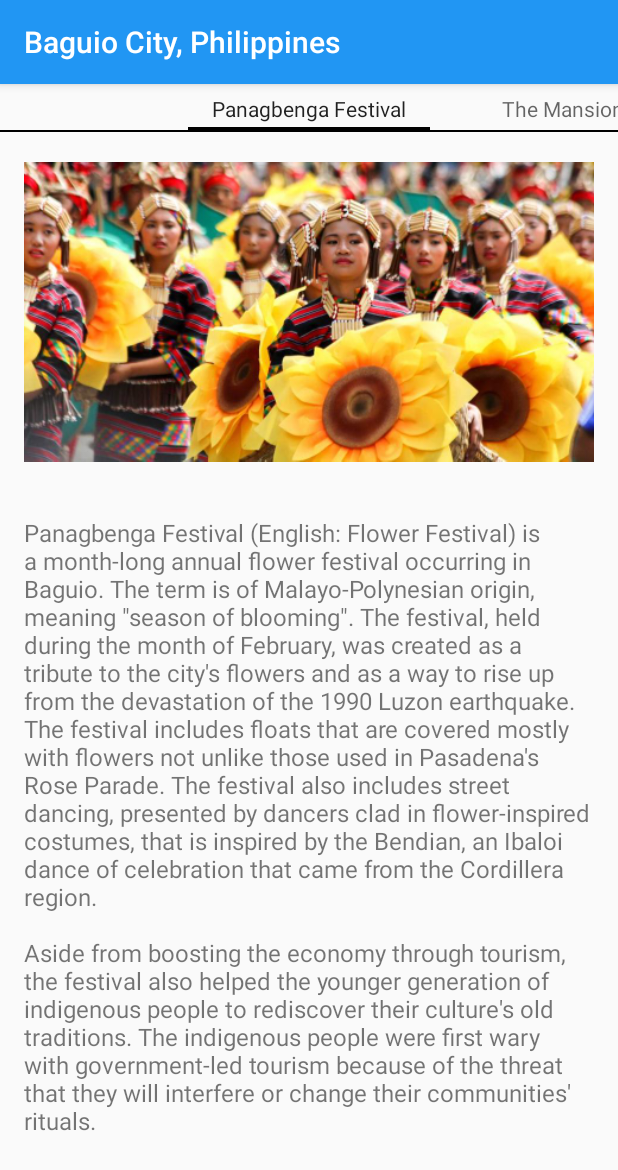
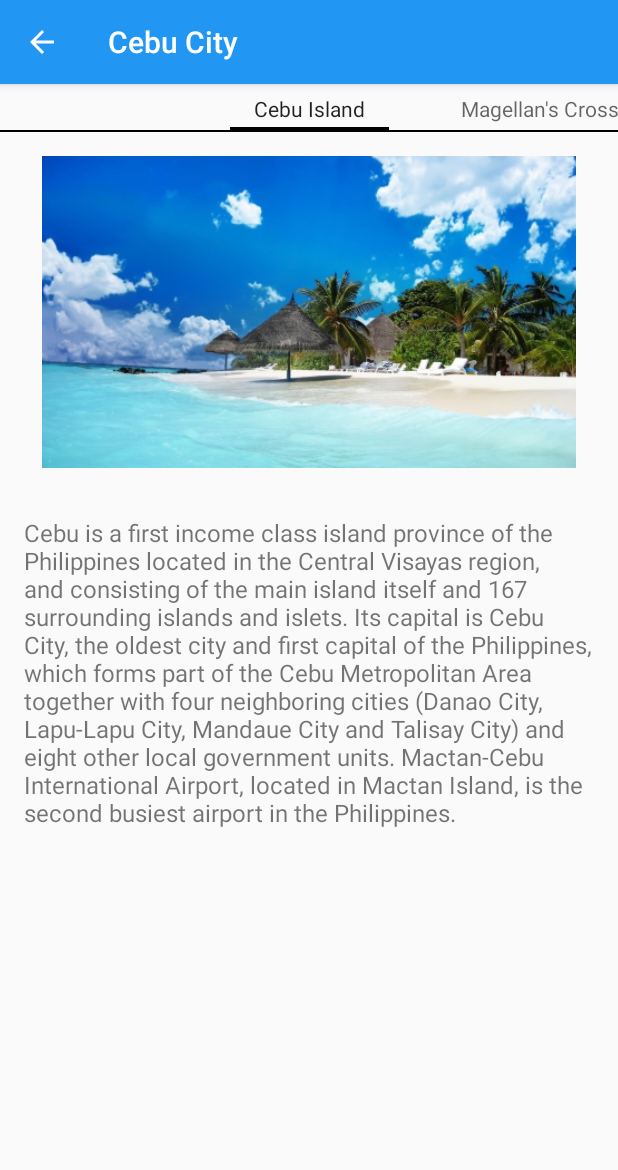
Before and after one commit to jrarama/nd803_06_TourGuideApp, an Android app: the screen it shows after launch (BaguioActivity before the commit, CebuActivity after it), after a tap on "Cebu City", on a phone screen of 412 x 824 dp. Shown: the top 1170 px of the screen. Run offline under Robolectric (Android 15) with nearby library versions, the phone set to English and light mode, and no system bars.

Commit message:
feat: Added functionality to list click Added back button

```diff
--- a/app/src/main/java/com/jprarama/tourguideapp/activity/BaguioActivity.java
+++ b/app/src/main/java/com/jprarama/tourguideapp/activity/BaguioActivity.java
@@ -1,6 +1,4 @@
 package com.jprarama.tourguideapp.activity;
-
-import android.util.Log;
 
 import com.jprarama.tourguideapp.R;
 import com.jprarama.tourguideapp.model.ArticleItem;
@@ -17,8 +15,6 @@ public class BaguioActivity extends BaseDetailActivity {
 
     @Override
     public List<ArticleItem> getArticleItems() {
-        Log.w(TAG, "BaguioActivity getArticleItems");
-
         return new ArrayList<>(Arrays.asList(
                 new ArticleItem(getString(R.string.baguio_panagbenga_title),
                         R.drawable.baguio_panagbenga, getString(R.string.baguio_panagbenga_desc)),
--- /dev/null
+++ b/app/src/main/java/com/jprarama/tourguideapp/activity/CebuActivity.java
@@ -0,0 +1,27 @@
+package com.jprarama.tourguideapp.activity;
+
+import com.jprarama.tourguideapp.R;
+import com.jprarama.tourguideapp.model.ArticleItem;
+
+import java.util.ArrayList;
+import java.util.Arrays;
+import java.util.List;
+
+/**
+ * Created by joshua on 4/7/16.
+ */
+public class CebuActivity extends BaseDetailActivity {
+    private static final String TAG = CebuActivity.class.getName();
+
+    @Override
+    public List<ArticleItem> getArticleItems() {
+        return new ArrayList<>(Arrays.asList(
+                new ArticleItem(getString(R.string.cebu_island_title),
+                        R.drawable.cebu_beach, getString(R.string.cebu_island_desc)),
+                new ArticleItem(getString(R.string.cebu_magellans_cross_title),
+                        R.drawable.cebu_magellans_cross, getString(R.string.cebu_magellans_cross_desc)),
+                new ArticleItem(getString(R.string.cebu_sinulog_title),
+                        R.drawable.cebu_sinulog, getString(R.string.cebu_sinulog_desc))
+        ));
+    }
+}
--- a/app/src/main/java/com/jprarama/tourguideapp/activity/MainActivity.java
+++ b/app/src/main/java/com/jprarama/tourguideapp/activity/MainActivity.java
@@ -34,9 +34,7 @@ public class MainActivity extends AppCompatActivity {
             @Override
             public void onItemClick(AdapterView<?> parent, View view, int position, long id) {
                 ListImageItem item = imageItems.get(position);
-                Toast.makeText(activity, item.getDescription(), Toast.LENGTH_SHORT);
-
-                Intent intent = new Intent(activity, BaguioActivity.class);
+                Intent intent = new Intent(activity, item.getTargetActivity());
                 activity.startActivity(intent);
             }
         });
@@ -44,10 +42,10 @@ public class MainActivity extends AppCompatActivity {
 
     private List<ListImageItem> getImageList() {
         return Arrays.asList(
-                new ListImageItem(R.drawable.baguio, getString(R.string.baguio_city), null),
-                new ListImageItem(R.drawable.boracay, getString(R.string.boracay), null),
-                new ListImageItem(R.drawable.cebu, getString(R.string.cebu_city), null),
-                new ListImageItem(R.drawable.palawan, getString(R.string.palawan), null)
+                new ListImageItem(R.drawable.baguio, getString(R.string.baguio_city), BaguioActivity.class),
+                new ListImageItem(R.drawable.boracay, getString(R.string.boracay), BoracayActivity.class),
+                new ListImageItem(R.drawable.cebu, getString(R.string.cebu_city), CebuActivity.class),
+                new ListImageItem(R.drawable.palawan, getString(R.string.palawan), PalawanActivity.class)
         );
     }
 }
--- a/app/src/main/res/layout/fragment_article.xml
+++ b/app/src/main/res/layout/fragment_article.xml
@@ -13,6 +13,7 @@
             android:layout_width="match_parent"
             android:layout_height="match_parent">
 
+            <!-- Title is hidden for now since we are using tabs -->
             <TextView
                 android:id="@+id/articleTitle"
                 style="@style/ArticleTitle"
--- a/app/src/main/res/values/strings.xml
+++ b/app/src/main/res/values/strings.xml
@@ -10,19 +10,28 @@
     <string name="baguio_panagbenga_title">Panagbenga Festival</string>
     <string name="baguio_panagbenga_desc">Panagbenga Festival (English: Flower Festival) is a month-long annual flower festival occurring in Baguio. The term is of Malayo-Polynesian origin, meaning \"season of blooming\". The festival, held during the month of February, was created as a tribute to the city\'s flowers and as a way to rise up from the devastation of the 1990 Luzon earthquake. The festival includes floats that are covered mostly with flowers not unlike those used in Pasadena\'s Rose Parade. The festival also includes street dancing, presented by dancers clad in flower-inspired costumes, that is inspired by the Bendian, an Ibaloi dance of celebration that came from the Cordillera region.\n\nAside from boosting the economy through tourism, the festival also helped the younger generation of indigenous people to rediscover their culture\'s old traditions. The indigenous people were first wary with government-led tourism because of the threat that they will interfere or change their communities\' rituals.</string>
     <string name="baguio_the_mansion_title">The Mansion</string>
-    <string name="baguio_the_mansion_desc">The Mansion House[1] (also known as the The Mansion) is the official summer residence of the President of the Philippines. The mansion is located in the summer capital of the country, Baguio, situated around 5,000 feet (1,500 m) asl in the Cordillera Central Range of northern Luzon.\n\nThe Mansion House was built in 1908 to serve as the official summer residence of U.S. Governor-Generals at the instance of Governor-General William Cameron Forbes. The name is derived from the summer cottage in New England of Governor Forbes whose administration the original Mansion House was built under. Architect William E. Parsons, based on preliminary plans by architect Daniel H. Burnham,[2] the planner of the city of Baguio, designed the mountain retreat following the tenets of the City Beautiful Movement.[3] In 1910, the meeting of the Second Philippine Legislature was held at the Mansion House for three weeks.\n\nWith the inauguration of the Philippine Commonwealth, the Mansion along with Malacañan Palace was turned over to the Philippine president. The High Commissioner to the Philippines, the successor to the Governor-General as the highest American official in the Philippines and representative of the United States Government, then built The American Residence, completed in 1940.</string>
+    <string name="baguio_the_mansion_desc">The Mansion House (also known as the The Mansion) is the official summer residence of the President of the Philippines. The mansion is located in the summer capital of the country, Baguio, situated around 5,000 feet (1,500 m) asl in the Cordillera Central Range of northern Luzon.\n\nThe Mansion House was built in 1908 to serve as the official summer residence of U.S. Governor-Generals at the instance of Governor-General William Cameron Forbes. The name is derived from the summer cottage in New England of Governor Forbes whose administration the original Mansion House was built under. Architect William E. Parsons, based on preliminary plans by architect Daniel H. Burnham, the planner of the city of Baguio, designed the mountain retreat following the tenets of the City Beautiful Movement. In 1910, the meeting of the Second Philippine Legislature was held at the Mansion House for three weeks.\n\nWith the inauguration of the Philippine Commonwealth, the Mansion along with Malacañan Palace was turned over to the Philippine president. The High Commissioner to the Philippines, the successor to the Governor-General as the highest American official in the Philippines and representative of the United States Government, then built The American Residence, completed in 1940.</string>
     <string name="baguio_burnham_park_title">Burnham Park</string>
-    <string name="baguio_burnham_park_desc">Burnham Park is a 32.84 hectare urban park located at the heart of the Baguio, in the Philippines. It was named after the American architect and urban planner, Daniel Hudson Burnham who laid the plans for the city.[1] Several stretch of roads around the park lead to Camp John Hay, a former recreational base of the United States Armed Forces in the Philippines.\n\nBurnham Lake\n\nThe park features a man-made lake situated at the center where tourists can enjoy boating with rented boats.</string>
+    <string name="baguio_burnham_park_desc">Burnham Park is a 32.84 hectare urban park located at the heart of the Baguio, in the Philippines. It was named after the American architect and urban planner, Daniel Hudson Burnham who laid the plans for the city. Several stretch of roads around the park lead to Camp John Hay, a former recreational base of the United States Armed Forces in the Philippines.\n\nBurnham Lake\n\nThe park features a man-made lake situated at the center where tourists can enjoy boating with rented boats.</string>
 
-    <string name="boracay_island">Boracay is a small island in the Philippines located approximately 315 km (196 mi) south of Manila and 2 km off the northwest tip of Panay Island in Western Visayas region of the Philippines. Boracay Island and its beaches have received awards from numerous travel publications and agencies. The island comprises the barangays of Manoc-Manoc, Balabag, and Yapak in the municipality of Malay, in Aklan Province. The island is administered by the Philippine Tourism Authority and the provincial government of Aklan. Apart from its white sand beaches, Boracay is also famous for being one of the world\'s top destinations for relaxation. It is also emerging among the top destinations for tranquility and nightlife.\n\nIn 2012, Boracay was awarded as the best island in the world from the international travel magazine Travel + Leisure.</string>
-    <string name="boracay_parasailing">Imagine being whisked into the sky while strapped in a seat covered by a colorful parachute! Parasailing had been a popular activity where riders can view the beautiful shoreline of white beach from above while being pulled by a boat. This is a fun and exciting experience for those who love heights and want a birds-eye-view of paradise.\n\nParasailing, also known as parascending or parakiting, is a recreational kiting activity where a person is towed behind a vehicle (usually a boat) while attached to a specially designed canopy wing that reminds one of a parachute, known as a parasail wing.</string>
-    <string name="boracay_helmet_diving">Ever wonder what it feels like to walk on the ocean floor? Helmet Diving allows you to climb down a ladder until you reach a sea bed (around 10 ft. below the surface) while wearing a helmet made of glass plates. The helmet makes it possible for you to breathe underwater while marveling at Boracay\'s colorful sea floor with an abundance of tropical fish!\n\nTry walking on the ocean floor and feed the fish under the sea with helmet diving. An awesome and a whole new experience to explore the beauty of the hidden world under.</string>
+    <string name="boracay_island_title">Boracay Island</string>
+    <string name="boracay_island_desc">Boracay is a small island in the Philippines located approximately 315 km (196 mi) south of Manila and 2 km off the northwest tip of Panay Island in Western Visayas region of the Philippines. Boracay Island and its beaches have received awards from numerous travel publications and agencies. The island comprises the barangays of Manoc-Manoc, Balabag, and Yapak in the municipality of Malay, in Aklan Province. The island is administered by the Philippine Tourism Authority and the provincial government of Aklan. Apart from its white sand beaches, Boracay is also famous for being one of the world\'s top destinations for relaxation. It is also emerging among the top destinations for tranquility and nightlife.\n\nIn 2012, Boracay was awarded as the best island in the world from the international travel magazine Travel + Leisure.</string>
+    <string name="boracay_parasailing_title">Parasailing</string>
+    <string name="boracay_parasailing_desc">Imagine being whisked into the sky while strapped in a seat covered by a colorful parachute! Parasailing had been a popular activity where riders can view the beautiful shoreline of white beach from above while being pulled by a boat. This is a fun and exciting experience for those who love heights and want a birds-eye-view of paradise.\n\nParasailing, also known as parascending or parakiting, is a recreational kiting activity where a person is towed behind a vehicle (usually a boat) while attached to a specially designed canopy wing that reminds one of a parachute, known as a parasail wing.</string>
+    <string name="boracay_helmet_diving_title">Helmet Diving</string>
+    <string name="boracay_helmet_diving_desc">Ever wonder what it feels like to walk on the ocean floor? Helmet Diving allows you to climb down a ladder until you reach a sea bed (around 10 ft. below the surface) while wearing a helmet made of glass plates. The helmet makes it possible for you to breathe underwater while marveling at Boracay\'s colorful sea floor with an abundance of tropical fish!\n\nTry walking on the ocean floor and feed the fish under the sea with helmet diving. An awesome and a whole new experience to explore the beauty of the hidden world under.</string>
 
-    <string name="cebu_island">Cebu is a first income class island province of the Philippines located in the Central Visayas region, and consisting of the main island itself and 167 surrounding islands and islets. Its capital is Cebu City, the oldest city and first capital of the Philippines, which forms part of the Cebu Metropolitan Area together with four neighboring cities (Danao City, Lapu-Lapu City, Mandaue City and Talisay City) and eight other local government units. Mactan-Cebu International Airport, located in Mactan Island, is the second busiest airport in the Philippines.</string>
-    <string name="cebu_magellans_cross">Magellan\'s Cross is a Christian cross planted by Portuguese and Spanish explorers as ordered by Ferdinand Magellan upon arriving in Cebu in the Philippines on  March 15 , 1521.\n\nThis cross is housed in a chapel next to the Basilica Minore del Santo Niño on Magallanes Street (Magalhaes is the Portuguese name of Magellan), just in front of the city center of Cebu City. A sign below the cross describes the original cross is encased inside the wooden cross that is found in the center of the chapel. This is to protect the original cross from people who chipped away parts of the cross for souvenir purposes or in the belief that the cross possesses miraculous powers.</string>
-    <string name="cebu_sinulog">The Sinulog-Santo Niño Festival is an annual cultural and religious festival held on the third Sunday of January in Cebu City, and is the center of the Santo Niño Catholic celebrations in the Philippines.\n\nOne of the main highlights of the festival is the grand street parade which lasts for 9 to 12 hours (practically the entire day) with participants coming from the different towns and cities of Cebu and from Luzon, Visayas and Mindanao across the Philippines. The Sinulog dance contingents are dressed in bright coloured costumes dancing gracefully to the rhythm of drums, trumpet and native gongs. </string>
+    <string name="cebu_island_title">Cebu Island</string>
+    <string name="cebu_island_desc">Cebu is a first income class island province of the Philippines located in the Central Visayas region, and consisting of the main island itself and 167 surrounding islands and islets. Its capital is Cebu City, the oldest city and first capital of the Philippines, which forms part of the Cebu Metropolitan Area together with four neighboring cities (Danao City, Lapu-Lapu City, Mandaue City and Talisay City) and eight other local government units. Mactan-Cebu International Airport, located in Mactan Island, is the second busiest airport in the Philippines.</string>
+    <string name="cebu_magellans_cross_title">Magellan\'s Cross</string>
+    <string name="cebu_magellans_cross_desc">Magellan\'s Cross is a Christian cross planted by Portuguese and Spanish explorers as ordered by Ferdinand Magellan upon arriving in Cebu in the Philippines on  March 15 , 1521.\n\nThis cross is housed in a chapel next to the Basilica Minore del Santo Niño on Magallanes Street (Magalhaes is the Portuguese name of Magellan), just in front of the city center of Cebu City. A sign below the cross describes the original cross is encased inside the wooden cross that is found in the center of the chapel. This is to protect the original cross from people who chipped away parts of the cross for souvenir purposes or in the belief that the cross possesses miraculous powers.</string>
+    <string name="cebu_sinulog_title">Sinulog Festival</string>
+    <string name="cebu_sinulog_desc">The Sinulog-Santo Niño Festival is an annual cultural and religious festival held on the third Sunday of January in Cebu City, and is the center of the Santo Niño Catholic celebrations in the Philippines.\n\nOne of the main highlights of the festival is the grand street parade which lasts for 9 to 12 hours (practically the entire day) with participants coming from the different towns and cities of Cebu and from Luzon, Visayas and Mindanao across the Philippines. The Sinulog dance contingents are dressed in bright coloured costumes dancing gracefully to the rhythm of drums, trumpet and native gongs. </string>
 
-    <string name="palawan_underground_river">The Puerto Princesa Subterranean River National Park is a protected area of the Philippines located about 80 kilometres (50 mi) north of the city centre of Puerto Princesa, Palawan. The river is also called Puerto Princesa Underground River. The national park is located in the Saint Paul Mountain Range on the western coast of the island. It is bordered by St. Paul Bay to the north and the Babuyan River to the east. The City Government of Puerto Princesa has managed the National Park since 1992. The entrance to the subterranean river is a short hike or boat ride from the town Sabang.</string>
-    <string name="palawan_honda_bay">Just 45 minutes north of the city proper, hop onto a boat and go island hopping at Honda Bay located in the mid-eastern coast of the city. With visits to stunning islands, with white sand beaches.\n\nEach island at Honda Bay offers different thrills but Luli Island, Starfish Island, Panden Island and Cowrie Island are all great for swimming and snorkeling.</string>
-    <string name="palawan_elnido">El Nido (officially the Municipality of El Nido) is a first class municipality and managed resource protected area in the province of Palawan in the Philippines. It is about 420 kilometres (260 mi) south-west of Manila, and about 238 kilometres (148 mi) north-east of Puerto Princesa, Palawan’s capital. It is known for its white-sand beaches, coral reefs, limestone cliffs and as the gateway to the Bacuit archipelago.\n\nEl Nido is currently ranked #1 in Condé Nast Traveler\'s list of "20 Most Beautiful Beaches in the World." CNNGo has called it the Best Beach and Island destination in the Philippines for its "extraordinary natural splendor and ecosystem."</string>
+    <string name="palawan_underground_river_title">Underground River</string>
+    <string name="palawan_underground_river_desc">The Puerto Princesa Subterranean River National Park is a protected area of the Philippines located about 80 kilometres (50 mi) north of the city centre of Puerto Princesa, Palawan. The river is also called Puerto Princesa Underground River. The national park is located in the Saint Paul Mountain Range on the western coast of the island. It is bordered by St. Paul Bay to the north and the Babuyan River to the east. The City Government of Puerto Princesa has managed the National Park since 1992. The entrance to the subterranean river is a short hike or boat ride from the town Sabang.</string>
+    <string name="palawan_honda_bay_title">Honda Bay</string>
+    <string name="palawan_honda_bay_desc">Just 45 minutes north of the city proper, hop onto a boat and go island hopping at Honda Bay located in the mid-eastern coast of the city. With visits to stunning islands, with white sand beaches.\n\nEach island at Honda Bay offers different thrills but Luli Island, Starfish Island, Panden Island and Cowrie Island are all great for swimming and snorkeling.</string>
+    <string name="palawan_elnido_title">El Nido</string>
+    <string name="palawan_elnido_desc">El Nido (officially the Municipality of El Nido) is a first class municipality and managed resource protected area in the province of Palawan in the Philippines. It is about 420 kilometres (260 mi) south-west of Manila, and about 238 kilometres (148 mi) north-east of Puerto Princesa, Palawan’s capital. It is known for its white-sand beaches, coral reefs, limestone cliffs and as the gateway to the Bacuit archipelago.\n\nEl Nido is currently ranked #1 in Condé Nast Traveler\'s list of "20 Most Beautiful Beaches in the World." CNNGo has called it the Best Beach and Island destination in the Philippines for its "extraordinary natural splendor and ecosystem."</string>
 </resources>
```
Also changed, not shown: app/src/main/AndroidManifest.xml (+20 -1 lines), app/src/main/java/com/jprarama/tourguideapp/activity/BaseDetailActivity.java (+14 -9 lines), app/src/main/java/com/jprarama/tourguideapp/activity/BoracayActivity.java (added, +27 -0 lines), app/src/main/java/com/jprarama/tourguideapp/activity/PalawanActivity.java (added, +27 -0 lines).
